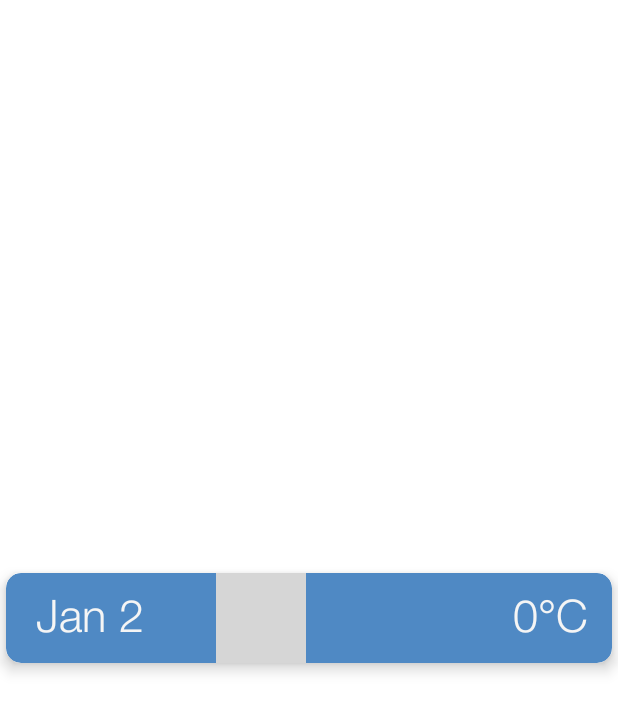
After one commit to aphxxx/WeatherApp, an Android app: the layout forecast_day_rv_item.xml on its own in the app's theme, with its tools: preview values and no code run, on a phone screen of 412 x 824 dp. The commit adds this screen. Shown: the top 712 px of the screen. Run offline under Robolectric (Android 15) with nearby library versions, the light colour scheme and no system bars; grey boxes are pictures that could not be loaded.

Commit message:
forecast added

```diff
--- a/app/src/main/java/com/example/weatherapp/NetworkUtils.java
+++ b/app/src/main/java/com/example/weatherapp/NetworkUtils.java
@@ -19,7 +19,7 @@ public class NetworkUtils {
     public static final String PARAM_API_KEY = "key";
     public static final String PARAM_CITY = "q";
     public static final String API_KEY = "d3adc39ae3104934b88143506221011";
-    public static final String DAYS = "7";
+    public static final String DAYS = "4";
 
     public static URL generateURL(String city) {
         Uri builtUri = Uri.parse(WEATHER_API_BASE_URL + WEATHER_API_GETFORECAST_METHOD)
--- /dev/null
+++ b/app/src/main/res/drawable/bottom_layout.xml
@@ -0,0 +1,6 @@
+<?xml version="1.0" encoding="utf-8"?>
+<shape xmlns:android="http://schemas.android.com/apk/res/android">
+    <solid android:color="@color/colorSalmon"/>
+    <corners android:topLeftRadius="100dp"
+        android:topRightRadius="100dp"/>
+ </shape>
--- /dev/null
+++ b/app/src/main/res/layout/forecast_day_rv_item.xml
@@ -0,0 +1,62 @@
+<?xml version="1.0" encoding="utf-8"?>
+<androidx.cardview.widget.CardView xmlns:android="http://schemas.android.com/apk/res/android"
+    xmlns:tools="http://schemas.android.com/tools"
+    android:layout_width="match_parent"
+    android:layout_height="wrap_content"
+    xmlns:app="http://schemas.android.com/apk/res-auto"
+    android:layout_gravity="center"
+    android:layout_margin="4dp"
+    android:background="@android:color/transparent"
+
+    app:cardCornerRadius="10dp"
+    app:cardElevation="6dp">
+
+    <androidx.constraintlayout.widget.ConstraintLayout
+        android:layout_width="match_parent"
+        android:layout_height="wrap_content"
+        android:background="@drawable/card_back">
+
+        <TextView
+            android:id="@+id/tv_forecast_day_day"
+            android:layout_width="wrap_content"
+            android:layout_height="wrap_content"
+            android:layout_alignParentStart="true"
+            android:layout_centerInParent="true"
+            android:layout_marginStart="16dp"
+            android:layout_marginTop="8dp"
+            android:fontFamily="@font/helvaticaneue"
+            android:padding="4dp"
+            android:text="@string/jan_2"
+            android:textColor="@color/colorOffWhite"
+            android:textSize="30sp"
+            app:layout_constraintStart_toStartOf="parent"
+            app:layout_constraintTop_toTopOf="parent" />
+
+        <ImageView
+            android:id="@+id/iv_forecast_day_condition_icon"
+            android:layout_width="60dp"
+            android:layout_height="60dp"
+            android:layout_alignParentStart="true"
+            android:layout_centerVertical="true"
+            android:layout_marginStart="140dp"
+            android:src="@drawable/clear_day"
+            app:layout_constraintStart_toStartOf="parent"
+            app:layout_constraintTop_toTopOf="parent" />
+
+        <TextView
+            android:id="@+id/tv_forecast_day_temperature"
+            android:layout_width="wrap_content"
+            android:layout_height="wrap_content"
+            android:layout_alignParentEnd="true"
+            android:layout_centerVertical="true"
+            android:layout_marginTop="12dp"
+            android:layout_marginEnd="16dp"
+            android:fontFamily="@font/helvaticaneue"
+            android:text="@string/_0_c"
+            android:textColor="@color/colorOffWhite"
+            android:textSize="30sp"
+            app:layout_constraintEnd_toEndOf="parent"
+            app:layout_constraintTop_toTopOf="parent" />
+    </androidx.constraintlayout.widget.ConstraintLayout>
+
+</androidx.cardview.widget.CardView>
--- a/app/src/main/res/values/colors.xml
+++ b/app/src/main/res/values/colors.xml
@@ -12,4 +12,5 @@
     <color name="colorBlue">#6699CC</color>
     <color name="colorOffWhite">#F5F5F5</color>
     <color name="colorDarkerBlue">#4F89C4</color>
+    <color name="colorSalmon">#557ea7</color>
 </resources>
--- a/app/src/main/res/values/strings.xml
+++ b/app/src/main/res/values/strings.xml
@@ -17,4 +17,7 @@
     <string name="_00_00">00:00</string>
     <string name="now">Now</string>
     <string name="tv_forecast_temperature">tv_forecast_temperature</string>
+    <string name="_0_c">0°C</string>
+    <string name="_2_jan">2 Jan</string>
+    <string name="jan_2">Jan 2</string>
 </resources>
```
Also changed, not shown: app/src/main/java/com/example/weatherapp/ForecastDayRVAdapter.java (added, +61 -0 lines), app/src/main/java/com/example/weatherapp/ForecastDayRVModal.java (added, +39 -0 lines), app/src/main/java/com/example/weatherapp/ForecastHourRVAdapter.java (renamed from app/src/main/java/com/example/weatherapp/WeatherRVAdapter.java, +12 -14 lines), app/src/main/java/com/example/weatherapp/ForecastHourRVModal.java (added, +49 -0 lines), app/src/main/java/com/example/weatherapp/MainActivity.java (+111 -62 lines), app/src/main/java/com/example/weatherapp/WeatherRVModal.java (deleted, +0 -40 lines), app/src/main/res/layout/activity_main.xml (+61 -33 lines), app/src/main/res/layout/forecast_hour_rv_item.xml (renamed from app/src/main/res/layout/weather_rv_item.xml, +8 -7 lines).
